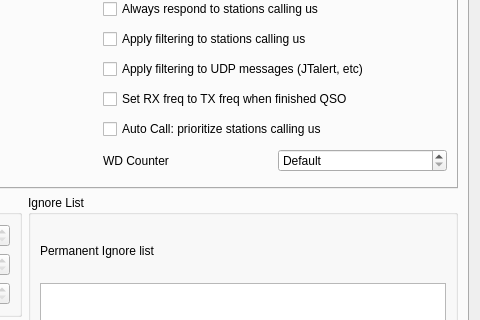
Before: the Qt Designer form Configuration.ui in Edpublic06/wsjt-fusion, drawn with Qt 5; both pictures show x 280 to 760 and y 155 to 475 of the 760 by 727 pixel window.
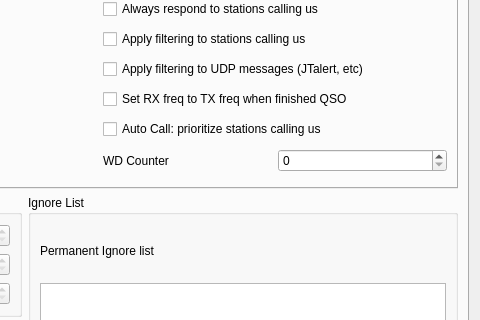
After: the same form once the commit is applied. The open tabs and pages were chosen to show the change. Custom widgets are drawn as their Qt base class.

Commit message: Show numeric WD Counter default zero and retain custom watchdog fallback

The edit to the form file:
```diff
--- a/Configuration.ui
+++ b/Configuration.ui
@@ -3794,8 +3794,8 @@
              <item><widget class="QSpinBox" name="sb_queuedStationMaxCalls">
               <property name="minimum"><number>0</number></property>
               <property name="maximum"><number>999</number></property>
-              <property name="specialValueText"><string>Default</string></property>
-              <property name="toolTip"><string>WD Timer (0): use the normal watchdog. Otherwise allow this number of transmissions without a reply, including the initial call, then advance to the next station. Each reply resets the count.</string></property>
+              <property name="value"><number>0</number></property>
+              <property name="toolTip"><string>0: use the existing Custom WD Timer for the current mode when enabled. Otherwise allow this number of transmissions without a reply, including the initial call, then advance to the next station. Each reply resets the count.</string></property>
              </widget></item>
             </layout>
            </item>
```
The commit also changes 2 other files.
